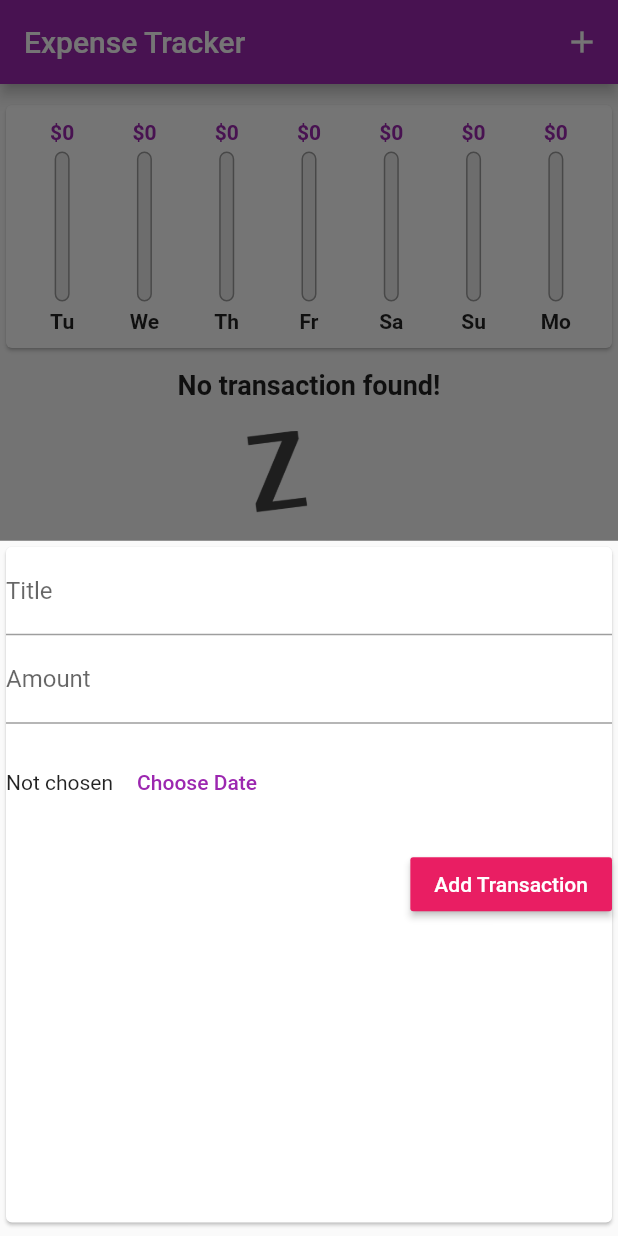
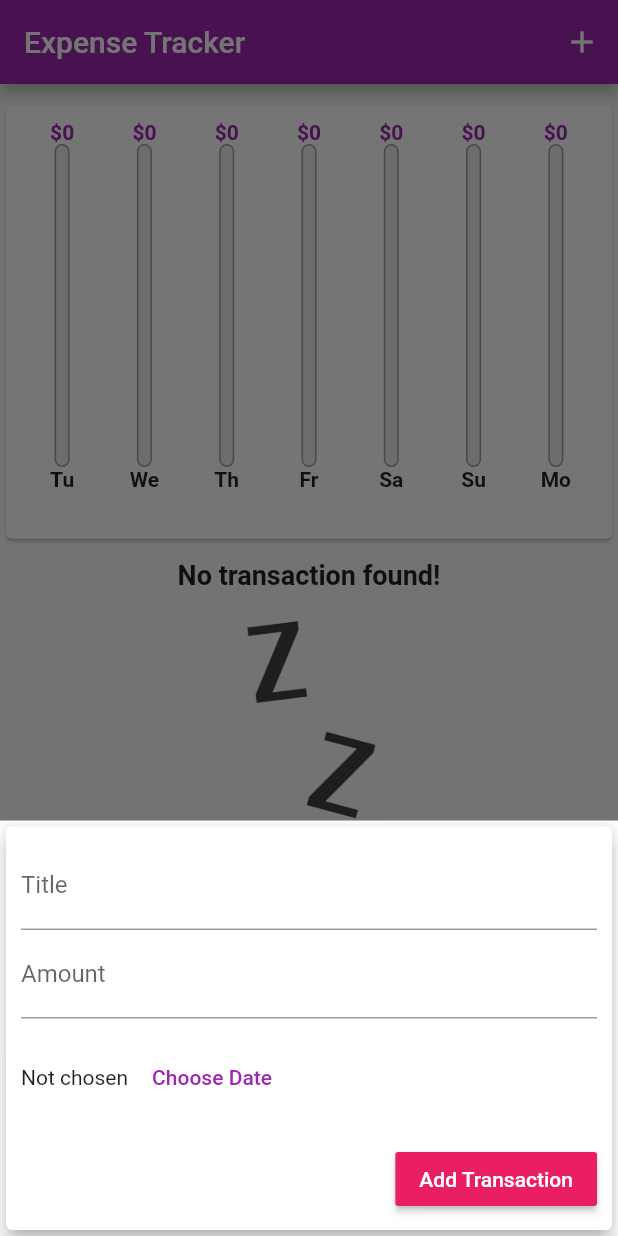
Before and after one commit to hasibulHossain/expense_tracker, a Flutter app: the screen it shows after launch, after a tap on the "add" icon, on a phone screen of 412 x 824 dp. Run offline on Flutter 3.47's test engine with Material 2 defaults, Android fonts, the phone set to English and light mode, and no system bars.

Commit message:
some update with responsive height

```diff
--- a/lib/main.dart
+++ b/lib/main.dart
@@ -1,5 +1,8 @@
 // core imports
+import 'dart:io';
+
 import 'package:flutter/material.dart';
+import 'package:flutter/services.dart';
 
 // third party imports
 
@@ -9,7 +12,11 @@ import 'widgets/transaction_list.dart';
 import 'widgets/new_transaction.dart';
 import 'widgets/chart.dart';
 
-void main() => runApp(MyApp());
+void main(){
+  WidgetsFlutterBinding.ensureInitialized();
+  SystemChrome.setPreferredOrientations([DeviceOrientation.portraitUp, DeviceOrientation.portraitUp]);
+  runApp(MyApp());
+}
 
 class MyApp extends StatelessWidget {
   @override
@@ -40,7 +47,8 @@ class _MyHomePageState extends State<MyHomePage> {
     // ),
   ];
 
-  void addTransaction({required String title, required num amount, required DateTime time}) {
+  void addTransaction(
+      {required String title, required num amount, required DateTime time}) {
     final tx = Transaction(
       title: title,
       amount: amount,
@@ -61,20 +69,22 @@ class _MyHomePageState extends State<MyHomePage> {
     );
   }
 
-  void deleteTransaction (String id) {
+  void deleteTransaction(String id) {
     setState(() {
       _transactions.removeWhere((element) => id == element.id);
     });
   }
 
   List<Transaction> get _lastSevenDaysTransactions {
-    return  _transactions.where((element) => element.time.isAfter(DateTime.now().subtract(const Duration(days: 7)))).toList();
+    return _transactions
+        .where((element) => element.time
+            .isAfter(DateTime.now().subtract(const Duration(days: 7))))
+        .toList();
   }
 
   @override
-  Widget build(BuildContext context) {
-    return Scaffold(
-      appBar: AppBar(
+  Widget build(BuildContext  ) {
+    final appBar = AppBar(
       title: const Text('Expense Tracker'),
       actions: <Widget>[
         IconButton(
@@ -82,22 +92,35 @@ class _MyHomePageState extends State<MyHomePage> {
           icon: const Icon(Icons.add),
         ),
       ],
-      ),
+    );
+
+    return Scaffold(
+      appBar: appBar,
       body: SingleChildScrollView(
         child: Column(
           mainAxisAlignment: MainAxisAlignment.start,
           crossAxisAlignment: CrossAxisAlignment.center,
           children: <Widget>[
-            Chart(_lastSevenDaysTransactions),
-            TransactionList(_transactions, deleteTransaction),
+            Container(
+              height: (MediaQuery.of(context).size.height -
+                      appBar.preferredSize.height - MediaQuery.of(context).padding.top) *
+                  0.4,
+              child: Chart(_lastSevenDaysTransactions),
+            ),
+            Container(
+              height: (MediaQuery.of(context).size.height -
+                      appBar.preferredSize.height - MediaQuery.of(context).padding.top) *
+                  0.6, // calculate transaction list height dynamically.
+              child: TransactionList(_transactions, deleteTransaction),
+            ),
           ],
         ),
       ),
       floatingActionButtonLocation: FloatingActionButtonLocation.endFloat,
-      floatingActionButton: FloatingActionButton(
+      floatingActionButton: Platform.isAndroid ? FloatingActionButton(
         child: const Icon(Icons.add),
         onPressed: () => _startAddNewTransaction(context),
-      ),
+      ) : Container(),
     );
   }
 }
--- a/lib/widgets/chart.dart
+++ b/lib/widgets/chart.dart
@@ -1,10 +1,9 @@
-import 'package:expense_tracker/widgets/chart_bar.dart';
 import 'package:flutter/material.dart';
 
 import 'package:intl/intl.dart';
 
 import '../models/transaction.dart';
-import './new_transaction.dart';
+import './chart_bar.dart';
 
 class Chart extends StatelessWidget {
   final List<Transaction> recentTransactions;
@@ -48,7 +47,6 @@ class Chart extends StatelessWidget {
 
   @override
   Widget build(BuildContext context) {
-    print('whole week $wholeWeekSpendingInTotal');
     return Container(
       padding: const EdgeInsets.only(top: 10),
       child: Card(
--- a/lib/widgets/chart_bar.dart
+++ b/lib/widgets/chart_bar.dart
@@ -31,6 +31,7 @@ class ChartBar extends StatelessWidget {
   @override
   Widget build(BuildContext context) {
     // print('spending total percantage $spendingPctOfTotal, total: $spendingAmount, weekday $weekDay');
+    return LayoutBuilder(builder: (ctx, constraints) {
       return Column(
         children: <Widget>[
           Text(
@@ -40,11 +41,8 @@ class ChartBar extends StatelessWidget {
               fontWeight: FontWeight.bold,
             ),
           ),
-        const SizedBox(
-          height: 5,
-        ),
           Container(
-          height: 100,
+            height: constraints.maxHeight * 0.8,
             width: 10,
             child: Stack(
               children: <Widget>[
@@ -70,14 +68,12 @@ class ChartBar extends StatelessWidget {
               ],
             ),
           ),
-        const SizedBox(
-          height: 5,
-        ),
           Text(
             weekDay,
             style: const TextStyle(fontWeight: FontWeight.bold),
           ),
         ],
       );
+    });
   }
 }
--- a/lib/widgets/new_transaction.dart
+++ b/lib/widgets/new_transaction.dart
@@ -27,7 +27,8 @@ class _NewTransactionState extends State<NewTransaction> {
         amount: amount,
         time: _selectedDate); // widget is provided automatically;
 
-    Navigator.of(context).pop(); // context is provided automatically to Stateful  widget;
+    Navigator.of(context)
+        .pop(); // context is provided automatically to Stateful  widget;
   }
 
   void _datePicker() {
@@ -46,9 +47,16 @@ class _NewTransactionState extends State<NewTransaction> {
 
   @override
   Widget build(BuildContext context) {
-    return Container(
-      margin: const EdgeInsets.only(bottom: 5),
+    return SingleChildScrollView(
       child: Card(
+        elevation: 5,
+        child: Container(
+          padding: EdgeInsets.only(
+            top: 10,
+            right: 10,
+            bottom: MediaQuery.of(context).viewInsets.bottom + 10, // This will take keyboard height along with 10 pixel;
+            left: 10
+          ),
           child: Column(
             children: <Widget>[
               TextField(
@@ -100,6 +108,7 @@ class _NewTransactionState extends State<NewTransaction> {
             ],
           ),
         ),
+      ),
     );
   }
 }
--- a/lib/widgets/transaction_list.dart
+++ b/lib/widgets/transaction_list.dart
@@ -31,7 +31,6 @@ class TransactionList extends StatelessWidget {
   Widget build(BuildContext context) {
     return Container(
       margin: const EdgeInsets.only(top: 10),
-      height: 500,
       width: double.infinity,
       child: transactions.isEmpty
           ? Column(
```
Lines whose indentation alone changed are shown as unchanged.
